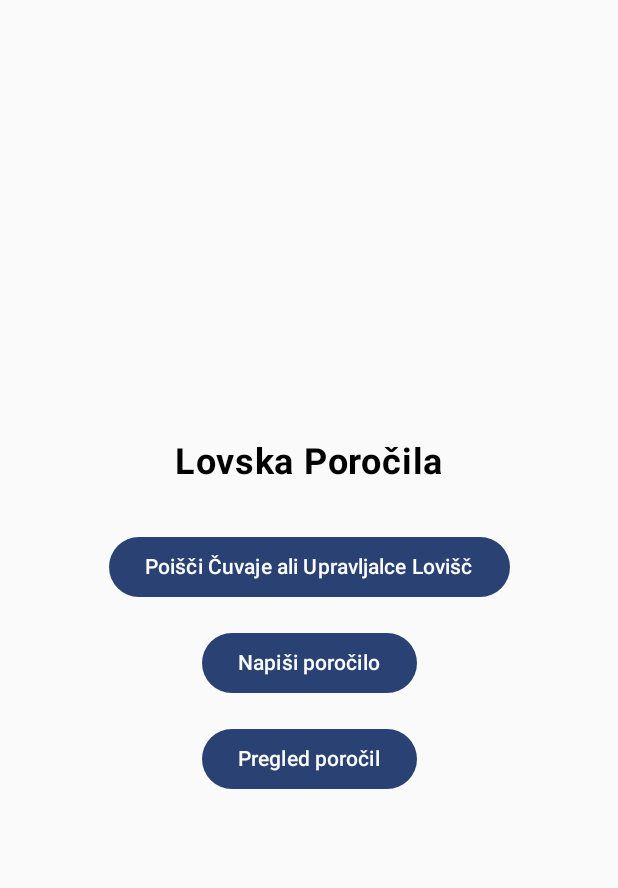
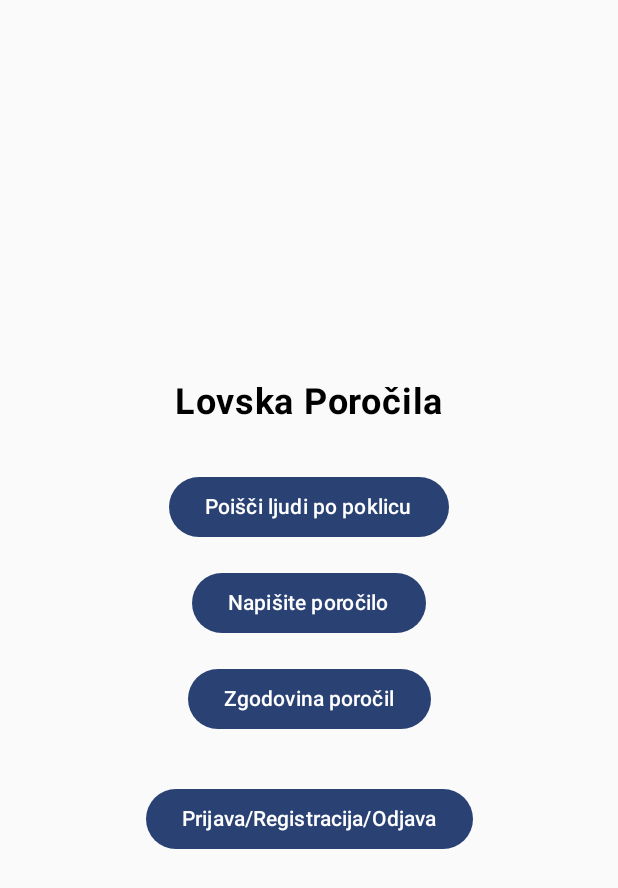
Before and after one commit to LeeLongH/empProjekt, an Android app built with Jetpack Compose: the HomeScreen screen opened through its navigation route, on a phone screen of 412 x 824 dp. Shown: the top 888 px of the screen. Run offline under Robolectric (Android 15) with nearby library versions, the phone set to English and light mode, and no system bars; our stand-ins replace Room's generated code.

Commit message:
loginRegisterScreen, register->Login

```diff
--- a/app/build.gradle.kts
+++ b/app/build.gradle.kts
@@ -43,6 +43,7 @@ android {
 
 dependencies {
     //implementation(libs.kotlinx.serialization.json)
+    //implementation(libs.okhttp)
 
     implementation(libs.androidx.core.ktx)
     implementation(libs.androidx.lifecycle.runtime.ktx)
--- a/app/src/main/java/com/example/stepcounter/StepCounterApp.kt
+++ b/app/src/main/java/com/example/stepcounter/StepCounterApp.kt
@@ -2,6 +2,9 @@ package com.example.stepcounter
 
 import com.example.stepcounter.ui.StepCounterViewModel
 import androidx.compose.runtime.Composable
+import androidx.compose.runtime.LaunchedEffect
+import androidx.compose.runtime.remember
+import androidx.compose.ui.platform.LocalContext
 import androidx.navigation.compose.NavHost
 import androidx.navigation.compose.composable
 import androidx.navigation.compose.rememberNavController
@@ -9,28 +12,48 @@ import com.example.stepcounter.ui.HomeScreen
 import androidx.lifecycle.viewmodel.compose.viewModel
 import androidx.navigation.NavHostController
 import com.example.stepcounter.ui.HistoryScreen
+import com.example.stepcounter.ui.LoginRegisterScreen
 import com.example.stepcounter.ui.LoginScreen
 import com.example.stepcounter.ui.RegisterScreen
 import com.example.stepcounter.ui.ReportScreen
 import com.example.stepcounter.ui.SearchUsersByProfessionScreen
 
-enum class StepCounterScreen() {
-    Home,
-    Goal,
+
+enum class StepCounterScreen {
     Register,
     Login,
+    LoginRegister,
+    Home,
+    Search,
     Report,
     History,
-    Search
 }
+
 @Composable
 fun StepCounterApp(
-    viewModel: StepCounterViewModel,
+    viewModel: StepCounterViewModel = viewModel(), // Pridobimo ViewModel
     navController: NavHostController = rememberNavController()
 ) {
+
+    val context = LocalContext.current
+
+    // Preveri, če je uporabnik prijavljen
+    val isUserLoggedIn = remember {
+        viewModel.isUserLoggedIn(context)
+    }
+
+    // Preusmeri na domači zaslon, če je uporabnik že prijavljen
+    LaunchedEffect(isUserLoggedIn) {
+        if (isUserLoggedIn) {
+            navController.navigate(StepCounterScreen.Home.name) {
+                popUpTo(StepCounterScreen.Register.name) { inclusive = true } // Odstrani Register iz niza
+            }
+        }
+    }
+
     NavHost(
         navController = navController,
-        startDestination = StepCounterScreen.Search.name
+        startDestination = StepCounterScreen.Register.name
     ) {
         composable(route = StepCounterScreen.Home.name) {
             HomeScreen(viewModel = viewModel, navController = navController)
@@ -50,6 +73,8 @@ fun StepCounterApp(
         composable(route = StepCounterScreen.Search.name) {
             SearchUsersByProfessionScreen(viewModel = viewModel, navController = navController)
         }
-
+        composable(route = StepCounterScreen.LoginRegister.name) {
+            LoginRegisterScreen(viewModel = viewModel, navController = navController)
+        }
     }
 }
--- a/app/src/main/java/com/example/stepcounter/ui/HomeScreen.kt
+++ b/app/src/main/java/com/example/stepcounter/ui/HomeScreen.kt
@@ -45,18 +45,26 @@ fun HomeScreen(viewModel: StepCounterViewModel = viewModel(),
 
         // Poišči cuvaje button
         Button(onClick = { navController.navigate(StepCounterScreen.Search.name)}) {
-            Text(text = "Poišči Čuvaje ali Upravljalce Lovišč")        }
+            Text(text = stringResource(R.string.title_find_users))
+        }
 
         Spacer(modifier = Modifier.height(16.dp))
 
         // Napiši poročilo button
         Button(onClick = { navController.navigate(StepCounterScreen.Report.name) }) {
-            Text(text = "Napiši poročilo")        }
+            Text(text = stringResource(R.string.text_write_report))
+        }
 
         Spacer(modifier = Modifier.height(16.dp))
 
         // Zgodovina poročil button
         Button(onClick = { navController.navigate(StepCounterScreen.History.name) }) {
-            Text(text = "Pregled poročil")        }
+            Text(text = stringResource(R.string.title_history_report))
+        }
+        Spacer(modifier = Modifier.height(32.dp))
+        // LoginRegister
+        Button(onClick = { navController.navigate(StepCounterScreen.LoginRegister.name) }) {
+            Text(text = stringResource(R.string.btn_login_register))
+        }
     }
 }
--- a/app/src/main/java/com/example/stepcounter/ui/StepCounterViewModel.kt
+++ b/app/src/main/java/com/example/stepcounter/ui/StepCounterViewModel.kt
@@ -1,5 +1,6 @@
 package com.example.stepcounter.ui
 
+import android.content.Context
 import androidx.lifecycle.ViewModel
 import androidx.lifecycle.viewModelScope
 import com.example.stepcounter.data.UserDAO
@@ -46,4 +47,10 @@ class StepCounterViewModel(private val userDAO: UserDAO) : ViewModel() {
     fun resetStepCounter() {
         _uiState.update { currentState -> currentState.copy(stepCount = 0) }
     }
+    fun isUserLoggedIn(context: Context): Boolean {
+        val sharedPreferences = context.getSharedPreferences("UserPrefs", Context.MODE_PRIVATE)
+        val email = sharedPreferences.getString("EMAIL", null)
+        val password = sharedPreferences.getString("PASSWORD", null)
+        return !email.isNullOrEmpty() && !password.isNullOrEmpty()
+    }
 }
--- a/app/src/main/res/values/strings.xml
+++ b/app/src/main/res/values/strings.xml
@@ -13,6 +13,10 @@
 
     <!--        VSI     -->
     <string name="btn_home_screen">Domača stran</string>
+    <string name="btn_login_register">Prijava/Registracija/Odjava</string>
+
+
+
 
     <!--        Oddaja Poročil      -->
     <string name="title_submit_report">Oddaja poročila</string>
@@ -22,6 +26,7 @@
     <string name="btn_stop_timing">Zaustavi štopanje</string>
     <string name="text_distance">Razdalja v kilometrih</string>
     <string name="btn_start_recording">Začni snemanje govora</string>
+    <string name="btn_stop_recording">Končaj snemanje govora</string>
     <string name="btn_submit_report">Oddaj poročilo</string>
     <string name="btn_view_reports">Ogled poročil</string>
 
--- a/gradle/libs.versions.toml
+++ b/gradle/libs.versions.toml
@@ -12,6 +12,7 @@ composeBom = "2024.04.01"
 lifecycleViewmodelKtx = "2.8.7"
 lifecycleViewmodelSavedstate = "2.8.7"
 navigationCompose = "2.8.3"
+okhttp = "4.10.0"
 roomCompiler = "2.6.1"
 
 [libraries]
@@ -38,6 +39,7 @@ androidx-ui-test-junit4 = { group = "androidx.compose.ui", name = "ui-test-junit
 androidx-material3 = { group = "androidx.compose.material3", name = "material3" }
 androidx-navigation-compose = { group = "androidx.navigation", name = "navigation-compose", version.ref = "navigationCompose" }
 kotlinx-serialization-json = { module = "org.jetbrains.kotlinx:kotlinx-serialization-json", version.ref = "kotlinxSerializationJson" }
+okhttp = { module = "com.squareup.okhttp3:okhttp", version.ref = "okhttp" }
 ui = { module = "androidx.compose.ui:ui" }
 ui-graphics = { module = "androidx.compose.ui:ui-graphics" }
 ui-tooling-preview = { module = "androidx.compose.ui:ui-tooling-preview" }
```
Also changed, not shown: app/src/main/AndroidManifest.xml (+8 -0 lines), app/src/main/java/com/example/stepcounter/ui/LoginScreen.kt (+13 -3 lines), app/src/main/java/com/example/stepcounter/ui/RegisterScreen.kt (+12 -0 lines), app/src/main/java/com/example/stepcounter/ui/ReportScreen.kt (+93 -66 lines).
